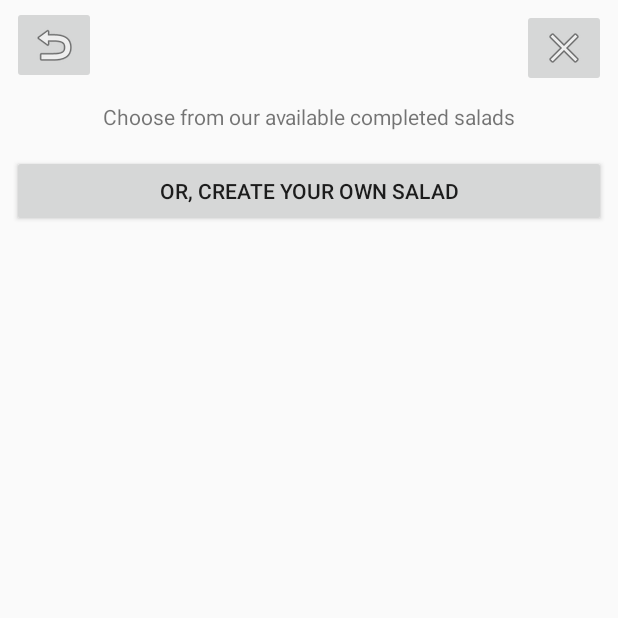
After one commit to Redbird90/SaladMeCust, an Android app: the OrderingActivity screen opened directly, with no data from a screen before it, on a phone screen of 412 x 824 dp, the top half of it. The commit adds this screen. Run offline under Robolectric (Android 15) with nearby library versions, the phone set to English and light mode, and no system bars.

Commit message:
Updated layout, properties

```diff
--- a/Code/SaladMeCustomerPortal/app/build.gradle
+++ b/Code/SaladMeCustomerPortal/app/build.gradle
@@ -25,4 +25,5 @@ dependencies {
     testImplementation 'junit:junit:4.12'
     androidTestImplementation 'com.android.support.test:runner:1.0.1'
     androidTestImplementation 'com.android.support.test.espresso:espresso-core:3.0.1'
+    implementation 'com.android.support:recyclerview-v7:26.1.0'
 }
--- /dev/null
+++ b/Code/SaladMeCustomerPortal/app/src/main/java/com/studio/jkwebplace/saladmecustomerportal/OrderingActivity.java
@@ -0,0 +1,13 @@
+package com.studio.jkwebplace.saladmecustomerportal;
+
+import android.support.v7.app.AppCompatActivity;
+import android.os.Bundle;
+
+public class OrderingActivity extends AppCompatActivity {
+
+    @Override
+    protected void onCreate(Bundle savedInstanceState) {
+        super.onCreate(savedInstanceState);
+        setContentView(R.layout.activity_ordering);
+    }
+}
--- /dev/null
+++ b/Code/SaladMeCustomerPortal/app/src/main/res/layout/activity_ordering.xml
@@ -0,0 +1,88 @@
+<?xml version="1.0" encoding="utf-8"?>
+<android.support.constraint.ConstraintLayout xmlns:android="http://schemas.android.com/apk/res/android"
+    xmlns:app="http://schemas.android.com/apk/res-auto"
+    xmlns:tools="http://schemas.android.com/tools"
+    android:layout_width="match_parent"
+    android:layout_height="match_parent"
+    tools:context="com.studio.jkwebplace.saladmecustomerportal.OrderingActivity">
+
+    <ImageButton
+        android:id="@+id/ordering_imgbtn_back"
+        android:layout_width="wrap_content"
+        android:layout_height="wrap_content"
+        android:layout_marginStart="8dp"
+        android:layout_marginTop="4dp"
+        android:contentDescription="@string/ordering_contdesc_backimgbtn"
+        app:layout_constraintStart_toStartOf="parent"
+        app:layout_constraintTop_toTopOf="parent"
+        app:srcCompat="@android:drawable/ic_menu_revert" />
+
+    <ImageButton
+        android:id="@+id/ordering_imgbtn_close"
+        android:layout_width="wrap_content"
+        android:layout_height="wrap_content"
+        android:layout_marginEnd="8dp"
+        android:layout_marginTop="4dp"
+        android:contentDescription="@string/ordering_contdesc_closeimgbtn"
+        app:layout_constraintBottom_toBottomOf="@+id/ordering_imgbtn_back"
+        app:layout_constraintEnd_toEndOf="parent"
+        app:layout_constraintTop_toTopOf="@+id/ordering_imgbtn_back"
+        app:srcCompat="@android:drawable/ic_menu_close_clear_cancel" />
+
+    <ScrollView
+        android:layout_width="match_parent"
+        android:layout_height="match_parent"
+        android:layout_marginBottom="8dp"
+        android:layout_marginEnd="8dp"
+        android:layout_marginStart="8dp"
+        android:layout_marginTop="60dp"
+        app:layout_constraintBottom_toBottomOf="parent"
+        app:layout_constraintEnd_toEndOf="parent"
+        app:layout_constraintStart_toStartOf="parent"
+        app:layout_constraintTop_toTopOf="parent">
+
+        <android.support.constraint.ConstraintLayout
+            android:layout_width="match_parent"
+            android:layout_height="wrap_content">
+
+            <TextView
+                android:id="@+id/ordering_tv_choose"
+                android:layout_width="wrap_content"
+                android:layout_height="wrap_content"
+                android:layout_marginEnd="8dp"
+                android:layout_marginStart="8dp"
+                android:layout_marginTop="8dp"
+                android:text="@string/ordering_chooseitem"
+                app:layout_constraintBottom_toTopOf="@+id/ordering_recyclerview"
+                app:layout_constraintEnd_toEndOf="@+id/ordering_recyclerview"
+                app:layout_constraintHorizontal_bias="0.5"
+                app:layout_constraintStart_toStartOf="@+id/ordering_recyclerview"
+                app:layout_constraintTop_toTopOf="parent" />
+
+            <android.support.v7.widget.RecyclerView
+                android:id="@+id/ordering_recyclerview"
+                android:layout_width="match_parent"
+                android:layout_height="wrap_content"
+                android:layout_marginBottom="8dp"
+                android:layout_marginEnd="8dp"
+                android:layout_marginStart="8dp"
+                android:layout_marginTop="8dp"
+                app:layout_constraintBottom_toTopOf="@+id/ordering_btn_fromscratch"
+                app:layout_constraintEnd_toEndOf="@+id/ordering_btn_fromscratch"
+                app:layout_constraintHorizontal_bias="0.5"
+                app:layout_constraintStart_toStartOf="@+id/ordering_btn_fromscratch"
+                app:layout_constraintTop_toBottomOf="@+id/ordering_tv_choose" />
+
+            <Button
+                android:id="@+id/ordering_btn_fromscratch"
+                android:layout_width="match_parent"
+                android:layout_height="wrap_content"
+                android:layout_marginBottom="8dp"
+                android:text="@string/ordering_startfromscratch"
+                app:layout_constraintBottom_toBottomOf="parent"
+                app:layout_constraintTop_toBottomOf="@+id/ordering_recyclerview" />
+
+        </android.support.constraint.ConstraintLayout>
+
+    </ScrollView>
+</android.support.constraint.ConstraintLayout>
--- a/Code/SaladMeCustomerPortal/app/src/main/res/values/strings.xml
+++ b/Code/SaladMeCustomerPortal/app/src/main/res/values/strings.xml
@@ -4,4 +4,12 @@
     <string name="login_username">username</string>
     <string name="login_password">password</string>
     <string name="login_welcome">Welcome, please login below</string>
+    <string name="default_contdesc_accountimgbtn">account details</string>
+    <string name="default_news">News</string>
+    <string name="default_currentordersdefault">No open orders detected</string>
+    <string name="default_ordernowbtn">Place Order</string>
+    <string name="ordering_contdesc_backimgbtn">back button</string>
+    <string name="ordering_contdesc_closeimgbtn">exit order button</string>
+    <string name="ordering_chooseitem">Choose from our available completed salads</string>
+    <string name="ordering_startfromscratch">Or, create your own salad</string>
 </resources>
--- a/Code/SaladMeCustomerPortal/build.gradle
+++ b/Code/SaladMeCustomerPortal/build.gradle
@@ -7,7 +7,7 @@ buildscript {
         jcenter()
     }
     dependencies {
-        classpath 'com.android.tools.build:gradle:3.0.1'
+        classpath 'com.android.tools.build:gradle:3.1.0'
 
 
         // NOTE: Do not place your application dependencies here; they belong
--- a/Code/SaladMeCustomerPortal/gradle.properties
+++ b/Code/SaladMeCustomerPortal/gradle.properties
@@ -9,7 +9,7 @@
 
 # Specifies the JVM arguments used for the daemon process.
 # The setting is particularly useful for tweaking memory settings.
-org.gradle.jvmargs=-Xmx1536m
+org.gradle.jvmargs=-Xmx1024m -XX\:MaxPermSize\=512m
 
 # When configured, Gradle will run in incubating parallel mode.
 # This option should only be used with decoupled projects. More details, visit
```
Also changed, not shown: Code/SaladMeCustomerPortal/app/src/main/AndroidManifest.xml (+7 -4 lines), Code/SaladMeCustomerPortal/app/src/main/java/com/studio/jkwebplace/saladmecustomerportal/CreateActivity.java (added, +13 -0 lines), Code/SaladMeCustomerPortal/app/src/main/java/com/studio/jkwebplace/saladmecustomerportal/DefaultActivity.java (added, +15 -0 lines), Code/SaladMeCustomerPortal/app/src/main/res/layout/activity_create.xml (added, +75 -0 lines), Code/SaladMeCustomerPortal/app/src/main/res/layout/activity_default.xml (added, +72 -0 lines), Code/SaladMeCustomerPortal/gradle/wrapper/gradle-wrapper.properties.
